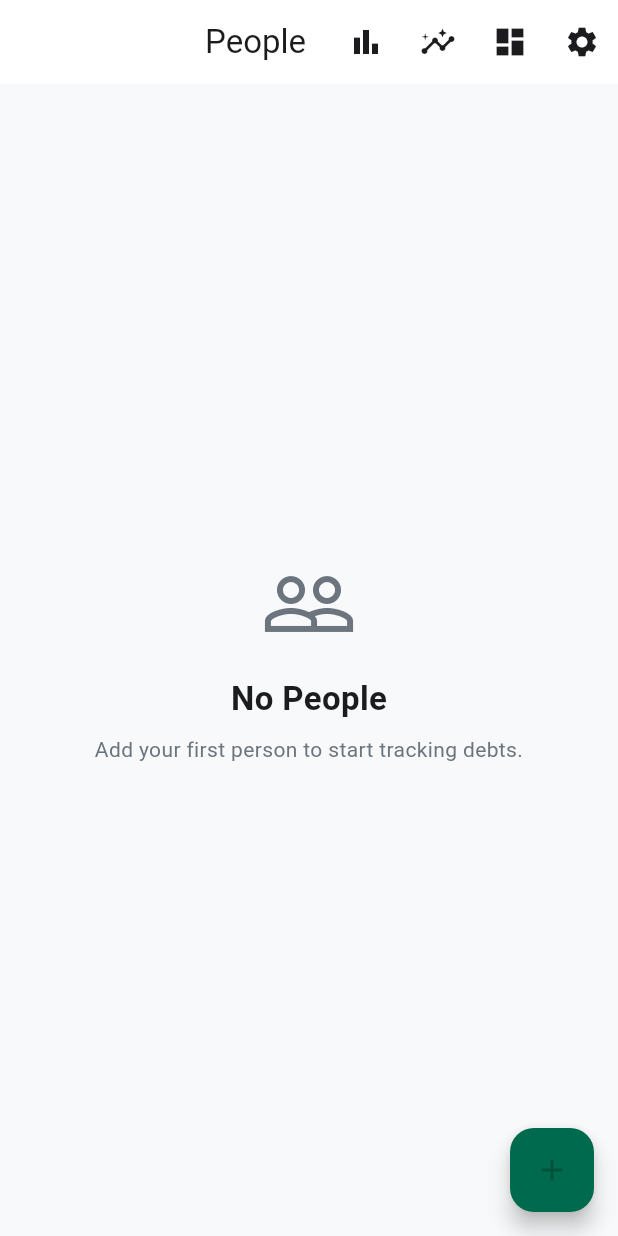
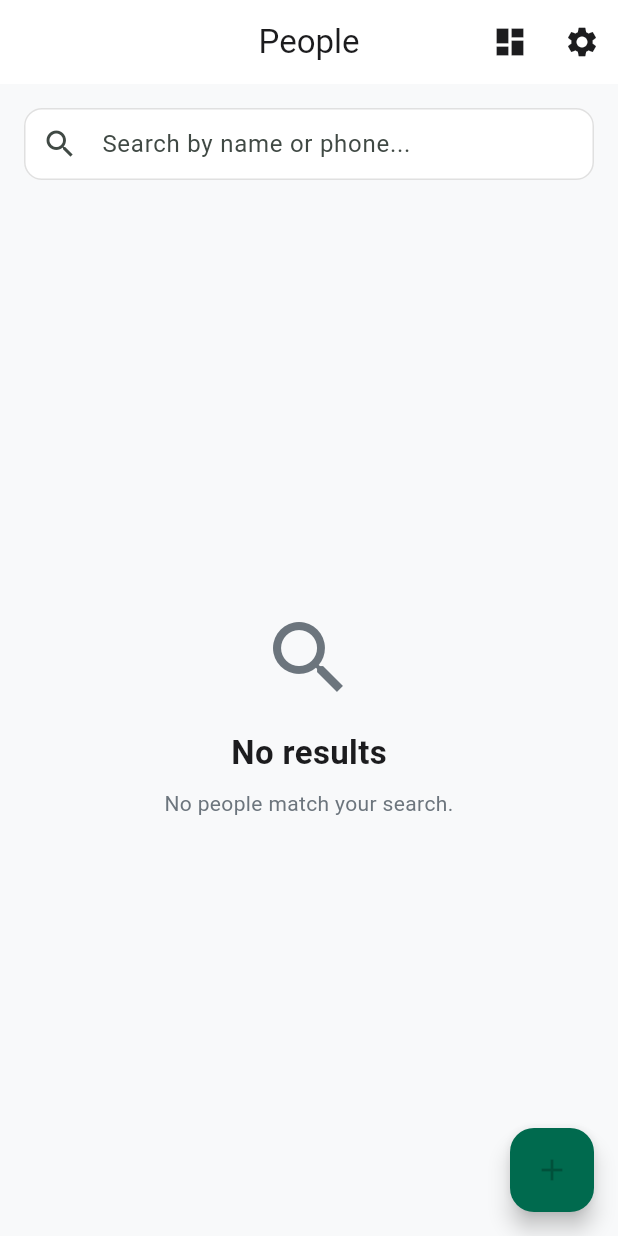
Before and after one commit to hussam1994-prog/debt_book, a Flutter app: the screen it shows after launch, on a phone screen of 412 x 824 dp. Run offline on Flutter 3.47's test engine with Material 3 defaults, Android fonts, the phone set to English and light mode, and no system bars; our stand-ins replace drift, flutter_riverpod, flutter_secure_storage, go_router, logger; missing offline and left inert: domain, encrypt; accounts and stored records are empty; generated files the repository leaves out were written again.

Commit message:
add search to people page

```diff
--- a/lib/features/people/presentation/people_page.dart
+++ b/lib/features/people/presentation/people_page.dart
@@ -1,3 +1,4 @@
+import 'package:domain/domain.dart';
 import 'package:flutter/material.dart';
 import 'package:flutter_riverpod/flutter_riverpod.dart';
 import 'package:go_router/go_router.dart';
@@ -8,27 +9,31 @@ import '../../../core/widgets/app_card.dart';
 import '../../../core/widgets/empty_state.dart';
 import '../providers/people_providers.dart';
 
-class PeoplePage extends ConsumerWidget {
+class PeoplePage extends ConsumerStatefulWidget {
   const PeoplePage({super.key});
 
   @override
-  Widget build(BuildContext context, WidgetRef ref) {
+  ConsumerState<PeoplePage> createState() => _PeoplePageState();
+}
+
+class _PeoplePageState extends ConsumerState<PeoplePage> {
+  final _searchController = TextEditingController();
+  String _query = '';
+
+  @override
+  void dispose() {
+    _searchController.dispose();
+    super.dispose();
+  }
+
+  @override
+  Widget build(BuildContext context) {
     final peopleAsync = ref.watch(peopleProvider);
 
     return Scaffold(
       appBar: AppBar(
         title: const Text('People'),
         actions: [
-          IconButton(
-            icon: const Icon(Icons.bar_chart),
-            tooltip: 'Reports',
-            onPressed: () => context.go('/reports'),
-          ),
-          IconButton(
-            icon: const Icon(Icons.insights),
-            tooltip: 'Insights',
-            onPressed: () => context.go('/insights'),
-          ),
           IconButton(
             icon: const Icon(Icons.dashboard),
             tooltip: 'Dashboard',
@@ -41,26 +46,60 @@ class PeoplePage extends ConsumerWidget {
           ),
         ],
       ),
-      body: peopleAsync.when(
+      body: Column(
+        children: [
+          Padding(
+            padding: const EdgeInsets.fromLTRB(
+                AppSpacing.md, AppSpacing.md, AppSpacing.md, AppSpacing.sm),
+            child: TextField(
+              controller: _searchController,
+              decoration: InputDecoration(
+                hintText: 'Search by name or phone...',
+                prefixIcon: const Icon(Icons.search),
+                border: OutlineInputBorder(
+                  borderRadius: BorderRadius.circular(12),
+                ),
+              ),
+              onChanged: (value) {
+                setState(() {
+                  _query = value.trim().toLowerCase();
+                });
+              },
+            ),
+          ),
+          Expanded(
+            child: peopleAsync.when(
               data: (people) {
-          if (people.isEmpty) {
+                final filtered = _query.isEmpty
+                    ? people
+                    : people.where((p) {
+                        final nameMatch =
+                            p.name.toLowerCase().contains(_query);
+                        final phoneMatch = p.phone != null &&
+                            p.phone!.toLowerCase().contains(_query);
+                        return nameMatch || phoneMatch;
+                      }).toList();
+
+                if (filtered.isEmpty) {
                   return const EmptyState(
-              icon: Icons.people_outline,
-              title: 'No People',
-              subtitle: 'Add your first person to start tracking debts.',
+                    icon: Icons.search,
+                    title: 'No results',
+                    subtitle: 'No people match your search.',
                   );
                 }
+
                 return ListView.builder(
                   padding: const EdgeInsets.only(bottom: 80),
-            itemCount: people.length,
+                  itemCount: filtered.length,
                   itemBuilder: (context, index) {
-              final person = people[index];
+                    final person = filtered[index];
                     return AppCard(
                       onTap: () => context.go('/person/${person.id.value}'),
                       child: Row(
                         children: [
                           CircleAvatar(
-                      backgroundColor: AppColors.primary.withValues(alpha: 0.1),
+                            backgroundColor:
+                                AppColors.primary.withValues(alpha: 0.1),
                             child: Text(
                               person.name.substring(0, 1).toUpperCase(),
                               style: const TextStyle(
@@ -74,13 +113,16 @@ class PeoplePage extends ConsumerWidget {
                             child: Column(
                               crossAxisAlignment: CrossAxisAlignment.start,
                               children: [
-                          Text(person.name, style: AppTextStyles.bodyLarge),
+                                Text(person.name,
+                                    style: AppTextStyles.bodyLarge),
                                 if (person.phone != null)
-                            Text(person.phone!, style: AppTextStyles.bodyMedium),
+                                  Text(person.phone!,
+                                      style: AppTextStyles.bodyMedium),
                               ],
                             ),
                           ),
-                    const Icon(Icons.chevron_right, color: AppColors.textSecondary),
+                          const Icon(Icons.chevron_right,
+                              color: AppColors.textSecondary),
                         ],
                       ),
                     );
@@ -90,17 +132,21 @@ class PeoplePage extends ConsumerWidget {
               loading: () => const Center(child: CircularProgressIndicator()),
               error: (e, st) => Center(child: Text('Error: $e')),
             ),
+          ),
+        ],
+      ),
       floatingActionButton: FloatingActionButton(
-        onPressed: () => _showAddPersonDialog(context, ref),
+        onPressed: () => _showAddPersonDialog(context),
         backgroundColor: AppColors.primary,
         child: const Icon(Icons.add),
       ),
     );
   }
 
-  void _showAddPersonDialog(BuildContext context, WidgetRef ref) {
+  void _showAddPersonDialog(BuildContext context) {
     final nameController = TextEditingController();
     final phoneController = TextEditingController();
+
     showDialog(
       context: context,
       builder: (dialogContext) {
@@ -132,7 +178,9 @@ class PeoplePage extends ConsumerWidget {
                 final createPerson = ref.read(createPersonProvider);
                 await createPerson(
                   name: name,
-                  phone: phoneController.text.trim().isEmpty ? null : phoneController.text.trim(),
+                  phone: phoneController.text.trim().isEmpty
+                      ? null
+                      : phoneController.text.trim(),
                 );
                 ref.invalidate(peopleProvider);
                 if (dialogContext.mounted) Navigator.pop(dialogContext);
```
Lines whose indentation alone changed are shown as unchanged.
